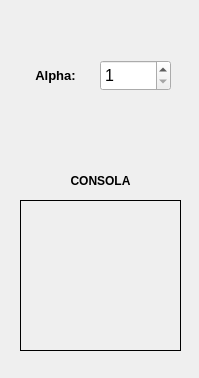
Above: POiD/Zadanie_1/tools/histogram.ui from arthurn1910/POID2017 before the change. Below: the same form after it.
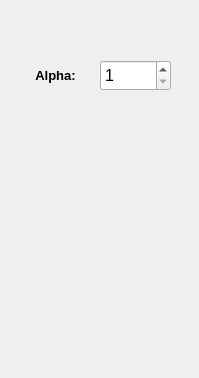
That is the form after the change.

Commit message: POiD 1.1 histogram fix

Patch:
```diff
--- a/POiD/Zadanie_1/tools/histogram.ui
+++ b/POiD/Zadanie_1/tools/histogram.ui
@@ -25,47 +25,6 @@
   <property name="windowTitle">
    <string>Form</string>
   </property>
-  <widget class="QLabel" name="consoleValue">
-   <property name="geometry">
-    <rect>
-     <x>20</x>
-     <y>200</y>
-     <width>161</width>
-     <height>151</height>
-    </rect>
-   </property>
-   <property name="frameShape">
-    <enum>QFrame::Box</enum>
-   </property>
-   <property name="text">
-    <string/>
-   </property>
-   <property name="alignment">
-    <set>Qt::AlignLeading|Qt::AlignLeft|Qt::AlignTop</set>
-   </property>
-  </widget>
-  <widget class="QLabel" name="consoleLabel">
-   <property name="geometry">
-    <rect>
-     <x>30</x>
-     <y>170</y>
-     <width>141</width>
-     <height>21</height>
-    </rect>
-   </property>
-   <property name="font">
-    <font>
-     <weight>75</weight>
-     <bold>true</bold>
-    </font>
-   </property>
-   <property name="text">
-    <string>CONSOLA</string>
-   </property>
-   <property name="alignment">
-    <set>Qt::AlignCenter</set>
-   </property>
-  </widget>
   <widget class="QSpinBox" name="alphaValue">
    <property name="geometry">
     <rect>
```
Left out of the diff: 2 changed lines with no effect on the pictures. The commit also changes 1 other file.
